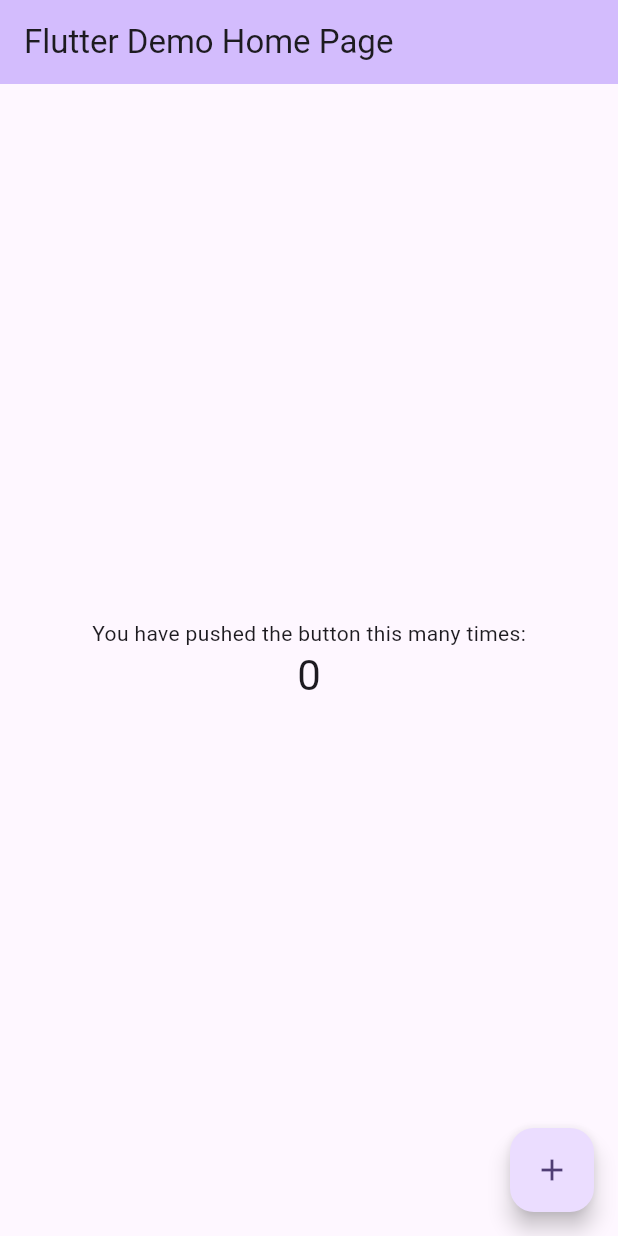
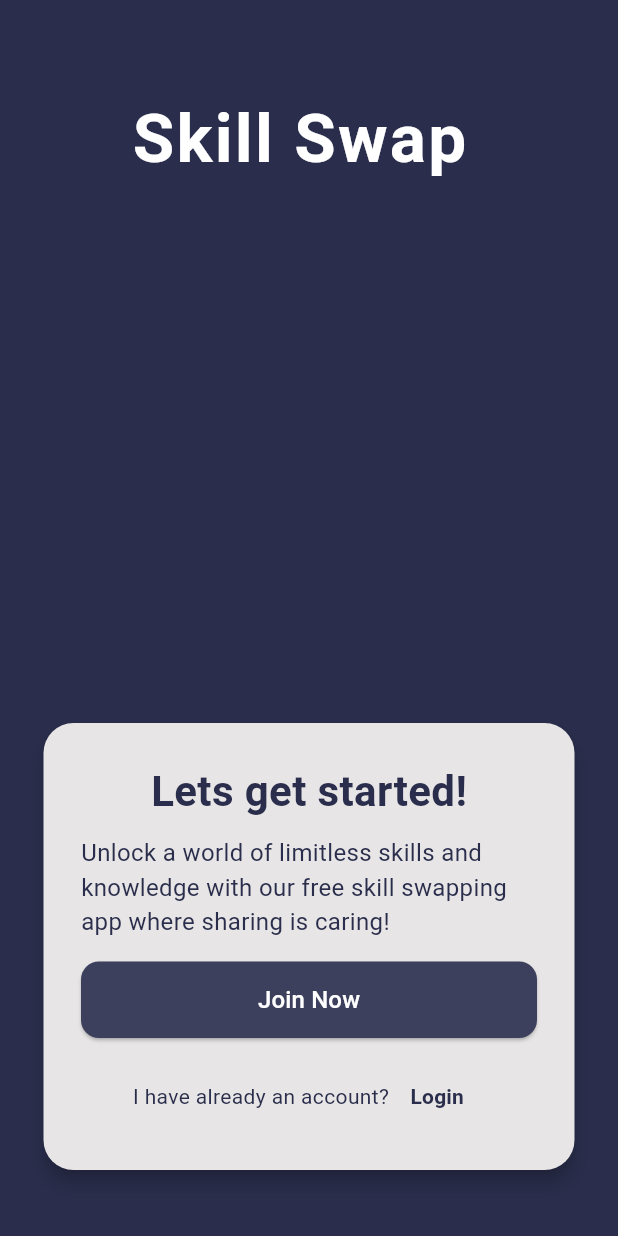
Before and after one commit to teklewold24/skillshare-hub-flutter-app, a Flutter app: the screen it shows after launch, on a phone screen of 412 x 824 dp. Run offline on Flutter 3.47's test engine with Material 3 defaults, Android fonts, the light colour scheme and no system bars; our stand-ins replace cloud_firestore, firebase_auth, firebase_core, flutter_riverpod; accounts and stored records are empty; generated files the repository leaves out were written again.

Commit message:
Add landing, login, signup screens

```diff
--- a/lib/main.dart
+++ b/lib/main.dart
@@ -1,122 +1,39 @@
+import 'package:firebase_core/firebase_core.dart';
 import 'package:flutter/material.dart';
+import 'package:flutter_riverpod/flutter_riverpod.dart';
+import 'package:skillshare_hub/firebase_options.dart';
+import 'package:skillshare_hub/main/home/homepage.dart';
+import 'package:firebase_auth/firebase_auth.dart';
+import 'package:skillshare_hub/navigation.dart';
+import 'package:skillshare_hub/registration/landing.dart';
+import 'package:skillshare_hub/structure/pagecontroller.dart';
 
-void main() {
-  runApp(const MyApp());
+void main() async {
+  WidgetsFlutterBinding.ensureInitialized();
+  await Firebase.initializeApp(options: DefaultFirebaseOptions.currentPlatform);
+  runApp(const ProviderScope(child: MyApp()));
 }
 
 class MyApp extends StatelessWidget {
   const MyApp({super.key});
-
-  // This widget is the root of your application.
   @override
   Widget build(BuildContext context) {
     return MaterialApp(
-      title: 'Flutter Demo',
-      theme: ThemeData(
-        // This is the theme of your application.
-        //
-        // TRY THIS: Try running your application with "flutter run". You'll see
-        // the application has a purple toolbar. Then, without quitting the app,
-        // try changing the seedColor in the colorScheme below to Colors.green
-        // and then invoke "hot reload" (save your changes or press the "hot
-        // reload" button in a Flutter-supported IDE, or press "r" if you used
-        // the command line to start the app).
-        //
-        // Notice that the counter didn't reset back to zero; the application
-        // state is not lost during the reload. To reset the state, use hot
-        // restart instead.
-        //
-        // This works for code too, not just values: Most code changes can be
-        // tested with just a hot reload.
-        colorScheme: ColorScheme.fromSeed(seedColor: Colors.deepPurple),
+      debugShowCheckedModeBanner: false,
+
+      home: StreamBuilder<User?>(
+        stream: FirebaseAuth.instance.authStateChanges(),
+        builder: (context, snap) {
+          if (snap.hasData) {
+            return const HomePage();
+          }
+          return const Landing();
+        },
       ),
-      home: const MyHomePage(title: 'Flutter Demo Home Page'),
+      routes: {
+        '/onboard': (_) => const Pagecontroller(),
+        '/navigation': (_) => const NavigationShell(),
+      },
     );
   }
 }
-
-class MyHomePage extends StatefulWidget {
-  const MyHomePage({super.key, required this.title});
-
-  // This widget is the home page of your application. It is stateful, meaning
-  // that it has a State object (defined below) that contains fields that affect
-  // how it looks.
-
-  // This class is the configuration for the state. It holds the values (in this
-  // case the title) provided by the parent (in this case the App widget) and
-  // used by the build method of the State. Fields in a Widget subclass are
-  // always marked "final".
-
-  final String title;
-
-  @override
-  State<MyHomePage> createState() => _MyHomePageState();
-}
-
-class _MyHomePageState extends State<MyHomePage> {
-  int _counter = 0;
-
-  void _incrementCounter() {
-    setState(() {
-      // This call to setState tells the Flutter framework that something has
-      // changed in this State, which causes it to rerun the build method below
-      // so that the display can reflect the updated values. If we changed
-      // _counter without calling setState(), then the build method would not be
-      // called again, and so nothing would appear to happen.
-      _counter++;
-    });
-  }
-
-  @override
-  Widget build(BuildContext context) {
-    // This method is rerun every time setState is called, for instance as done
-    // by the _incrementCounter method above.
-    //
-    // The Flutter framework has been optimized to make rerunning build methods
-    // fast, so that you can just rebuild anything that needs updating rather
-    // than having to individually change instances of widgets.
-    return Scaffold(
-      appBar: AppBar(
-        // TRY THIS: Try changing the color here to a specific color (to
-        // Colors.amber, perhaps?) and trigger a hot reload to see the AppBar
-        // change color while the other colors stay the same.
-        backgroundColor: Theme.of(context).colorScheme.inversePrimary,
-        // Here we take the value from the MyHomePage object that was created by
-        // the App.build method, and use it to set our appbar title.
-        title: Text(widget.title),
-      ),
-      body: Center(
-        // Center is a layout widget. It takes a single child and positions it
-        // in the middle of the parent.
-        child: Column(
-          // Column is also a layout widget. It takes a list of children and
-          // arranges them vertically. By default, it sizes itself to fit its
-          // children horizontally, and tries to be as tall as its parent.
-          //
-          // Column has various properties to control how it sizes itself and
-          // how it positions its children. Here we use mainAxisAlignment to
-          // center the children vertically; the main axis here is the vertical
-          // axis because Columns are vertical (the cross axis would be
-          // horizontal).
-          //
-          // TRY THIS: Invoke "debug painting" (choose the "Toggle Debug Paint"
-          // action in the IDE, or press "p" in the console), to see the
-          // wireframe for each widget.
-          mainAxisAlignment: MainAxisAlignment.center,
-          children: <Widget>[
-            const Text('You have pushed the button this many times:'),
-            Text(
-              '$_counter',
-              style: Theme.of(context).textTheme.headlineMedium,
-            ),
-          ],
-        ),
-      ),
-      floatingActionButton: FloatingActionButton(
-        onPressed: _incrementCounter,
-        tooltip: 'Increment',
-        child: const Icon(Icons.add),
-      ), // This trailing comma makes auto-formatting nicer for build methods.
-    );
-  }
-}
--- /dev/null
+++ b/lib/registration/landing.dart
@@ -0,0 +1,123 @@
+import 'package:flutter/material.dart';
+import 'package:skillshare_hub/registration/Login_page.dart';
+import 'package:skillshare_hub/registration/signup_page.dart';
+
+class Landing extends StatelessWidget {
+  const Landing({super.key});
+
+  @override
+  Widget build(BuildContext context) {
+    return Scaffold(
+      backgroundColor: const Color.fromARGB(255, 42, 46, 76),
+      body: SafeArea(
+        child: Padding(
+          padding: EdgeInsets.symmetric(horizontal: 25),
+          child: Column(
+            crossAxisAlignment: CrossAxisAlignment.start,
+            children: [
+              SizedBox(height: 60),
+              Center(
+                child: Text(
+                  'Skill Swap ',
+                  style: TextStyle(
+                    fontSize: 45,
+
+                    fontWeight: FontWeight.bold,
+                    color: Colors.white,
+                    letterSpacing: 1.5,
+                  ),
+                ),
+              ),
+              const Spacer(),
+              Card(
+                elevation: 5,
+                color: const Color.fromARGB(255, 231, 229, 229),
+                shape: RoundedRectangleBorder(
+                  borderRadius: BorderRadius.circular(20),
+                ),
+                child: Padding(
+                  padding: EdgeInsets.all(25),
+                  child: Column(
+                    mainAxisSize: MainAxisSize.min,
+                    children: [
+                      Text(
+                        'Lets get started!',
+                        style: TextStyle(
+                          fontSize: 28,
+
+                          fontWeight: FontWeight.bold,
+                          color: Color.fromARGB(255, 42, 46, 76),
+                        ),
+                      ),
+                      SizedBox(height: 10),
+                      Text(
+                        'Unlock a world of limitless skills and knowledge with our free skill swapping app where sharing is caring!',
+                        style: TextStyle(
+                          fontSize: 16,
+                          color: Color.fromARGB(255, 42, 46, 76),
+                        ),
+                      ),
+                      SizedBox(height: 15),
+                      SizedBox(
+                        width: double.infinity,
+                        child: ElevatedButton(
+                          onPressed: () {
+                            Navigator.of(context).push(
+                              MaterialPageRoute(
+                                builder: (context) => SignUpPage(),
+                              ),
+                            );
+                          },
+                          style: ElevatedButton.styleFrom(
+                            backgroundColor: Color.fromARGB(255, 60, 64, 93),
+                            padding: EdgeInsets.symmetric(vertical: 14),
+                            shape: RoundedRectangleBorder(
+                              borderRadius: BorderRadius.circular(12),
+                            ),
+                          ),
+                          child: Text(
+                            "Join Now",
+                            style: TextStyle(color: Colors.white, fontSize: 16),
+                          ),
+                        ),
+                      ),
+                      SizedBox(height: 15),
+                      Row(
+                        mainAxisAlignment: MainAxisAlignment.center,
+                        children: [
+                          Text(
+                            'I have already an account?',
+                            style: TextStyle(
+                              color: Color.fromARGB(255, 42, 46, 76),
+                            ),
+                          ),
+                          TextButton(
+                            onPressed: () {
+                              Navigator.of(context).push(
+                                MaterialPageRoute(
+                                  builder: (context) => LoginPage(),
+                                ),
+                              );
+                            },
+                            child: Text(
+                              'Login',
+                              style: TextStyle(
+                                fontWeight: FontWeight.bold,
+                                color: Color.fromARGB(255, 42, 46, 76),
+                              ),
+                            ),
+                          ),
+                        ],
+                      ),
+                    ],
+                  ),
+                ),
+              ),
+              SizedBox(height: 40),
+            ],
+          ),
+        ),
+      ),
+    );
+  }
+}
--- a/pubspec.yaml
+++ b/pubspec.yaml
@@ -34,6 +34,9 @@ dependencies:
   # The following adds the Cupertino Icons font to your application.
   # Use with the CupertinoIcons class for iOS style icons.
   cupertino_icons: ^1.0.8
+  firebase_core: ^4.3.0
+  firebase_auth: ^6.1.3
+  flutter_riverpod: ^3.0.3
 
 dev_dependencies:
   flutter_test:
```
Also changed, not shown: lib/registration/Login_page.dart (added, +199 -0 lines), lib/registration/signup_page.dart (added, +211 -0 lines).
